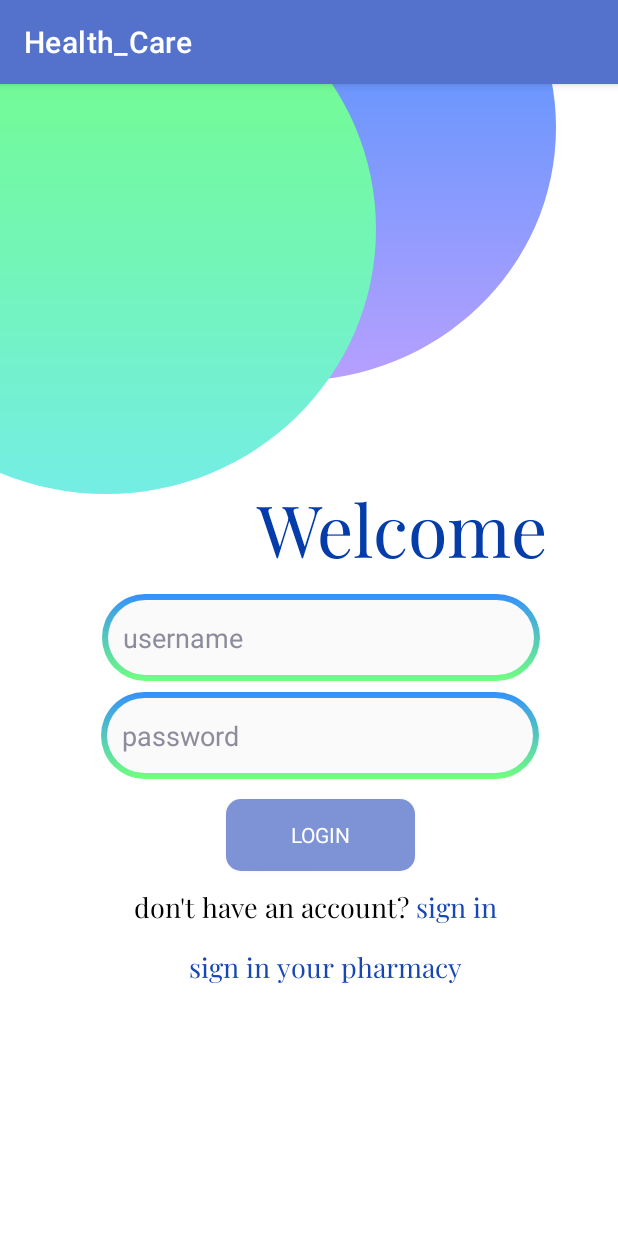
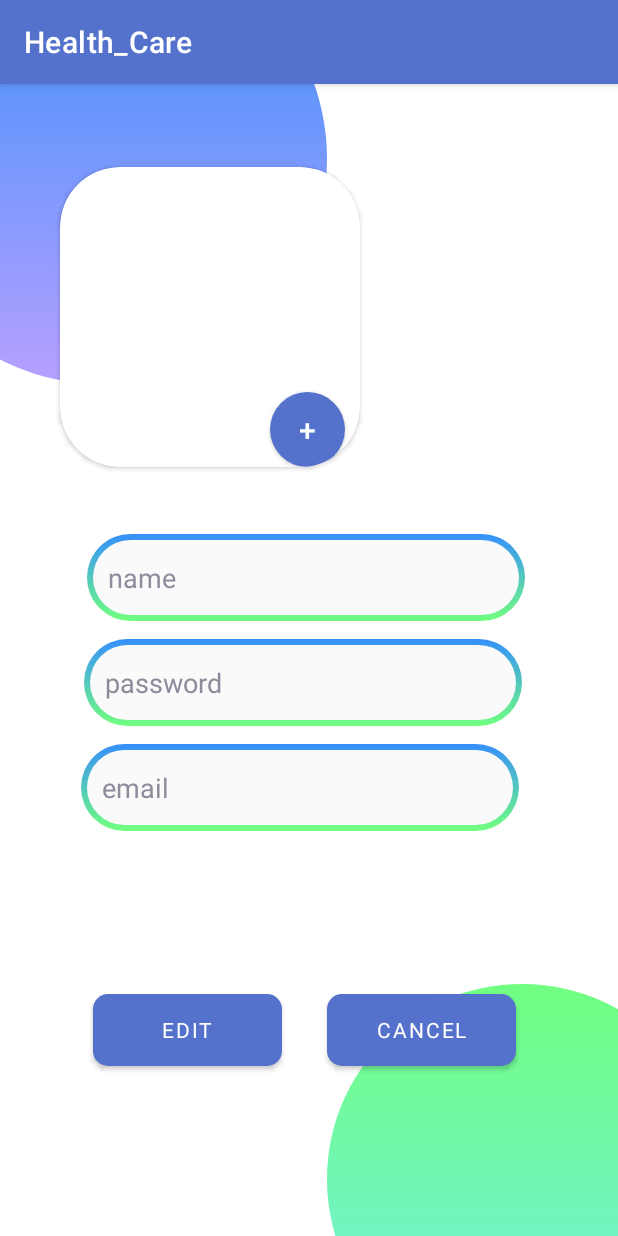
Before and after one commit to mohammadhnz/Health-care, an Android app: the screen it shows after launch (LoginPage before the commit, UserSettingPage after it), on a phone screen of 412 x 824 dp. Run offline under Robolectric (Android 15) with nearby library versions, the phone set to English and light mode, and no system bars; Roboto replaces fonts that are not available here; 1 statement that could not run was skipped.

```diff
--- a/app/build.gradle
+++ b/app/build.gradle
@@ -39,6 +39,7 @@ dependencies {
     implementation 'androidx.lifecycle:lifecycle-livedata-ktx:2.5.0'
     implementation 'androidx.lifecycle:lifecycle-viewmodel-ktx:2.5.0'
     implementation 'androidx.legacy:legacy-support-v4:1.0.0'
+    implementation 'androidx.cardview:cardview:1.0.0'
     testImplementation 'junit:junit:4.13.2'
     androidTestImplementation 'androidx.test.ext:junit:1.1.3'
     androidTestImplementation 'androidx.test.espresso:espresso-core:3.4.0'
--- a/app/src/main/java/com/example/health_care/MainActivity.java
+++ b/app/src/main/java/com/example/health_care/MainActivity.java
@@ -14,6 +14,7 @@ import android.widget.TextView;
 
 import com.example.health_care.activities.LoginPage;
 import com.example.health_care.activities.SearchPage;
+import com.example.health_care.activities.UserSettingPage;
 import com.example.health_care.models.Customer;
 
 public class MainActivity extends AppCompatActivity {
@@ -36,7 +37,7 @@ public class MainActivity extends AppCompatActivity {
         final Runnable startFirstPage = new Runnable() {
             public void run() {
                 //Database.getInstance().retrieveAllData(getSharedPreferences(preferencesKey, Context.MODE_PRIVATE));
-                Intent intent = new Intent(MainActivity.this, LoginPage.class);
+                Intent intent = new Intent(MainActivity.this, UserSettingPage.class);
                 startActivity(intent);
                 finish();
             }
--- a/app/src/main/java/com/example/health_care/activities/SearchPharmacyFragPage.java
+++ b/app/src/main/java/com/example/health_care/activities/SearchPharmacyFragPage.java
@@ -114,6 +114,6 @@ public class SearchPharmacyFragPage extends Fragment implements SearchPharmacyRe
 
     @Override
     public void OnNoteListener(ImageView icon, TextView pharmacyName, int position) throws ParseException {
-
+        // TODO: go to pharmacy page
     }
 }
--- /dev/null
+++ b/app/src/main/java/com/example/health_care/activities/UserSettingPage.java
@@ -0,0 +1,219 @@
+package com.example.health_care.activities;
+
+import androidx.appcompat.app.AlertDialog;
+import androidx.appcompat.app.AppCompatActivity;
+
+import com.example.health_care.R;
+import com.example.health_care.controllers.UserController;
+import com.example.health_care.models.Customer;
+
+import android.Manifest;
+import android.annotation.SuppressLint;
+import android.app.Activity;
+import android.content.DialogInterface;
+import android.content.Intent;
+import android.database.Cursor;
+import android.graphics.Bitmap;
+import android.graphics.BitmapFactory;
+import android.net.Uri;
+import android.os.Bundle;
+import android.preference.PreferenceManager;
+import android.provider.MediaStore;
+import android.view.View;
+import android.widget.Button;
+import android.widget.EditText;
+import android.widget.ImageView;
+import android.widget.Toast;
+
+import java.io.BufferedInputStream;
+import java.io.BufferedOutputStream;
+import java.io.File;
+import java.io.FileInputStream;
+import java.io.FileNotFoundException;
+import java.io.FileOutputStream;
+import java.io.IOException;
+import java.io.InputStream;
+import java.net.URI;
+
+public class UserSettingPage extends AppCompatActivity {
+    String imgDecodableString;
+    Button addImageButton;
+    ImageView customerImage;
+    EditText editName;
+    EditText editPass;
+    EditText editEmail;
+    Button editBtn;
+    Button cancelBtn;
+    int SELECT_PICTURE = 200;
+    private static int RESULT_LOAD_IMG = 1;
+    ImageView testImg;
+    private String[] galleryPermissions = {Manifest.permission.READ_EXTERNAL_STORAGE, Manifest.permission.WRITE_EXTERNAL_STORAGE};
+
+    @Override
+    protected void onCreate(Bundle savedInstanceState) {
+        super.onCreate(savedInstanceState);
+        setContentView(R.layout.activity_user_setting_page);
+
+        addImageButton = findViewById(R.id.user_add_image_button);
+        customerImage = findViewById(R.id.user_image_setting);
+        editName = findViewById(R.id.edit_name);
+        editPass = findViewById(R.id.edit_password);
+        editEmail = findViewById(R.id.edit_email);
+        editBtn = findViewById(R.id.edit_btn);
+        testImg = findViewById(R.id.test_img);
+        cancelBtn = findViewById(R.id.cancel_btn);
+
+        Customer customerWithPrev = (Customer) UserController.getInstance().getCurrentUser();
+
+        editBtn.setOnClickListener(new View.OnClickListener() {
+            @Override
+            public void onClick(View view) {
+                AlertDialog.Builder alertSubmit = new AlertDialog.Builder(UserSettingPage.this);
+                alertSubmit.setTitle("Editing Personal Info");
+                alertSubmit.setMessage("Are you sure you want to apply changes?");
+                alertSubmit.setPositiveButton("Yes", new DialogInterface.OnClickListener() {
+                    @Override
+                    public void onClick(DialogInterface dialogInterface, int i) {
+                        boolean t = false;
+                        if (!editName.getText().toString().isEmpty()) {
+                            customerWithPrev.setFirstName(editName.getText().toString());
+                            t = true;
+                        }
+                        if (!editPass.getText().toString().isEmpty()) {
+                            customerWithPrev.setPassword(editPass.getText().toString());
+                            t = true;
+                        }
+                        if (!editEmail.getText().toString().isEmpty()) {
+                            customerWithPrev.setEmail(editEmail.getText().toString());
+                            t = true;
+                        } else {
+                            Toast.makeText(UserSettingPage.this, "No Changes Were Made", Toast.LENGTH_LONG).show();
+                        }
+                        if (t) {
+                            Toast.makeText(UserSettingPage.this, "changes applied", Toast.LENGTH_LONG).show();
+                        }
+                    }
+                });
+                alertSubmit.setNegativeButton("No", new DialogInterface.OnClickListener() {
+                    @Override
+                    public void onClick(DialogInterface dialogInterface, int i) {
+                        Toast toast = Toast.makeText(UserSettingPage.this, "No Changes Were Made", Toast.LENGTH_LONG);
+                        toast.show();
+                    }
+                });
+                alertSubmit.show();
+
+
+            }
+        });
+
+        addImageButton.setOnClickListener(new View.OnClickListener() {
+            @Override
+            public void onClick(View view) {
+
+                Intent photoPickerIntent = new Intent(Intent.ACTION_PICK);
+                photoPickerIntent.setType("image/*");
+                startActivityForResult(Intent.createChooser(photoPickerIntent, "Select Picture"), SELECT_PICTURE);
+//                Intent galleryIntent = new Intent(Intent.ACTION_PICK,
+//                        android.provider.MediaStore.Images.Media.EXTERNAL_CONTENT_URI);
+//                // Start the Intent
+//                startActivityForResult(galleryIntent, RESULT_LOAD_IMG);
+            }
+        });
+
+    }
+
+//    @Override
+//    protected void onActivityResult(int reqCode, int resultCode, Intent data) {
+//        super.onActivityResult(reqCode, resultCode, data);
+//
+//
+//        if (resultCode == RESULT_OK) {
+//            //                // Get the url of the image from data
+//            Uri selectedImageUri = data.getData();
+//            if (null != selectedImageUri) {
+//                // update the preview image in the layout
+//                //customerImage.setImageURI(selectedImageUri);
+//
+//                String[] filePathColumn = { MediaStore.Images.Media.DATA };
+//
+//                Cursor cursor = getContentResolver().query(selectedImageUri,
+//                        filePathColumn, null, null, null);
+//                cursor.moveToFirst();
+//
+//                int columnIndex = cursor.getColumnIndex(filePathColumn[0]);
+//                String picturePath = cursor.getString(columnIndex);
+//                PreferenceManager.getDefaultSharedPreferences(this).edit().putString("picturePath", picturePath).commit();
+//                cursor.close();
+//
+//                customerImage.setImageBitmap(BitmapFactory.decodeFile(picturePath));
+//            }
+//
+//        }else {
+//            Toast.makeText(UserSettingPage.this, "You haven't picked Image",Toast.LENGTH_LONG).show();
+//        }
+//    }
+
+
+    @SuppressLint("SdCardPath")
+    @Override
+    protected void onActivityResult(int requestCode, int resultCode, Intent data) {
+        super.onActivityResult(requestCode, resultCode, data);
+        try {
+            // When an Image is picked
+            if (resultCode == RESULT_OK) {
+                // Get the Image from data
+
+                Uri selectedImage = data.getData();
+                String[] filePathColumn = { MediaStore.Images.Media.DATA };
+
+                // Get the cursor
+                Cursor cursor = getContentResolver().query(selectedImage,
+                        filePathColumn, null, null, null);
+                // Move to first row
+                cursor.moveToFirst();
+
+                int columnIndex = cursor.getColumnIndex(filePathColumn[0]);
+                imgDecodableString = cursor.getString(columnIndex);
+
+
+
+                String picturePath = cursor.getString(columnIndex);
+                PreferenceManager.getDefaultSharedPreferences(this).edit().putString("/sdcard/Images/test_image.jpg", picturePath).commit();
+                cursor.close();
+
+                ImageView imgView = (ImageView) findViewById(R.id.user_image_setting);
+                imgView.setImageURI(selectedImage);
+                // Set the Image in ImageView after decoding the String
+//                imgView.setImageBitmap(BitmapFactory
+//                        .decodeFile(imgDecodableString));
+
+            } else {
+                Toast.makeText(this, "You haven't picked Image",
+                        Toast.LENGTH_LONG).show();
+            }
+        } catch (Exception e) {
+            Toast.makeText(this, "Something went wrong", Toast.LENGTH_LONG)
+                    .show();
+        }
+
+        testload();
+
+    }
+
+    private void testload() {
+        @SuppressLint("SdCardPath") File imgFile = new  File(imgDecodableString);
+
+        if(imgFile.exists()){
+
+            Bitmap myBitmap = BitmapFactory.decodeFile(imgFile.getAbsolutePath());
+
+            ImageView myImage = (ImageView) findViewById(R.id.test_img);
+
+            myImage.setImageBitmap(myBitmap);
+
+        }
+    }
+
+
+}
--- a/app/src/main/java/com/example/health_care/adapters/CustomerMainPageDrugAdapter.java
+++ b/app/src/main/java/com/example/health_care/adapters/CustomerMainPageDrugAdapter.java
@@ -25,8 +25,7 @@ public class CustomerMainPageDrugAdapter extends RecyclerView.Adapter<CustomerMa
     ArrayList<Drug> drugs;
     private LayoutInflater inflater;
     OnNoteListenerDrug onNoteListener;
-    boolean showPharmacy = true;
-    private int textSize;
+
 
     public CustomerMainPageDrugAdapter(Context context, ArrayList<Drug> drugs, OnNoteListenerDrug onNoteListener) {
         this.drugs = drugs;
--- a/app/src/main/java/com/example/health_care/models/Pharmacy.java
+++ b/app/src/main/java/com/example/health_care/models/Pharmacy.java
@@ -119,8 +119,8 @@ public class Pharmacy {
         return null;
     }
 
-    public void addDrugToPharmacy(String id, String name, double price, String description){
-        drugs.add(new Drug(id, name, price, description));
+    public void addDrugToPharmacy(Drug drug){
+        drugs.add(drug);
     }
 
 }
--- a/app/src/main/java/com/example/health_care/models/PharmacyAdmin.java
+++ b/app/src/main/java/com/example/health_care/models/PharmacyAdmin.java
@@ -29,6 +29,6 @@ public class PharmacyAdmin extends User{
     }
 
     public void addDrugToPharmacy(String id, String name, double price, String description){
-        pharmacy.addDrugToPharmacy(id,name,price,description);
+        pharmacy.addDrugToPharmacy(new Drug(id,name, price, description));
     }
 }
--- a/app/src/main/res/drawable/recycler_item_back2.xml
+++ b/app/src/main/res/drawable/recycler_item_back2.xml
@@ -2,7 +2,7 @@
 <layer-list xmlns:android="http://schemas.android.com/apk/res/android">
     <item>
         <shape android:shape="rectangle">
-            <solid android:color="#C178B6FF" />
+            <solid android:color="#787AFF" />
             <corners android:topLeftRadius="30dp"
                 android:topRightRadius="30dp"
                 android:bottomRightRadius="30dp"
--- /dev/null
+++ b/app/src/main/res/layout/activity_user_setting_page.xml
@@ -0,0 +1,137 @@
+<?xml version="1.0" encoding="utf-8"?>
+<LinearLayout xmlns:android="http://schemas.android.com/apk/res/android"
+    xmlns:app="http://schemas.android.com/apk/res-auto"
+    xmlns:tools="http://schemas.android.com/tools"
+    android:layout_width="match_parent"
+    android:layout_height="match_parent"
+    android:background="#FFFFFF"
+    tools:context=".activities.UserSettingPage">
+
+
+    <androidx.cardview.widget.CardView
+        android:id="@+id/view2"
+        android:layout_width="200dp"
+        android:layout_height="200dp"
+        android:layout_marginStart="40dp"
+        android:layout_marginTop="55dp"
+        android:layout_marginEnd="178dp"
+        android:layout_marginBottom="494dp"
+        android:elevation="12dp"
+        android:innerRadius="0dp"
+        android:shape="ring"
+        android:thicknessRatio="1.9"
+        app:cardCornerRadius="40dp"
+        tools:ignore="MissingConstraints"
+        tools:layout_editor_absoluteX="48dp"
+        tools:layout_editor_absoluteY="33dp">
+
+        <Button
+            android:id="@+id/user_add_image_button"
+            android:layout_width="50dp"
+            android:layout_height="50dp"
+            android:layout_marginTop="150dp"
+            android:layout_marginEnd="154dp"
+            android:layout_marginStart="140dp"
+            android:background="@drawable/recycler_item_back2"
+            android:text="+"
+            android:textSize="20dp"
+            app:layout_constraintEnd_toEndOf="parent"
+            app:layout_constraintTop_toTopOf="parent"
+            tools:ignore="MissingConstraints" />
+
+        <ImageView
+            android:id="@+id/user_image_setting"
+            android:layout_width="match_parent"
+            android:layout_height="match_parent"
+            android:layout_marginTop="0dp"
+            android:layout_marginEnd="0dp"
+            android:layout_marginBottom="0dp"
+            tools:srcCompat="@tools:sample/avatars" />
+    </androidx.cardview.widget.CardView>
+
+    <View
+        android:layout_width="300dp"
+        android:layout_height="300dp"
+        android:layout_marginStart="-500dp"
+        android:layout_marginTop="-100dp"
+        android:layout_marginEnd="300dp"
+        android:layout_marginBottom="140dp"
+        android:background="@drawable/circle2" />
+
+    <View
+        android:layout_width="260dp"
+        android:layout_height="260dp"
+        android:layout_marginStart="-300dp"
+        android:layout_marginTop="600dp"
+        android:background="@drawable/circle" />
+
+
+    <EditText
+        android:id="@+id/edit_name"
+        android:layout_width="292dp"
+        android:layout_height="wrap_content"
+        android:layout_marginTop="300dp"
+        android:layout_marginStart="-420dp"
+        android:layout_marginEnd="61dp"
+        android:background="@drawable/text_back_3"
+        android:hint="name"
+        android:textAlignment="textStart"
+        android:textColor="#204A7B"
+        android:textColorHint="#8C8C9C" />
+
+    <EditText
+        android:id="@+id/edit_password"
+        android:layout_width="292dp"
+        android:layout_height="wrap_content"
+        android:layout_marginTop="370dp"
+        android:layout_marginStart="-355dp"
+        android:layout_marginEnd="61dp"
+        android:background="@drawable/text_back_3"
+        android:hint="password"
+        android:textAlignment="textStart"
+        android:textColor="#204A7B"
+        android:textColorHint="#8C8C9C" />
+
+    <EditText
+        android:id="@+id/edit_email"
+        android:layout_width="292dp"
+        android:layout_height="wrap_content"
+        android:layout_marginTop="440dp"
+        android:layout_marginStart="-355dp"
+        android:layout_marginEnd="61dp"
+        android:background="@drawable/text_back_3"
+        android:hint="email"
+        android:textAlignment="textStart"
+        android:textColor="#204A7B"
+        android:textColorHint="#8C8C9C" />
+
+    <Button
+        android:id="@+id/edit_btn"
+        android:layout_width="126dp"
+        android:layout_height="48dp"
+        android:layout_marginStart="-345dp"
+        android:layout_marginTop="600dp"
+        android:background="@drawable/button_style"
+        android:fontFamily="sans-serif"
+        android:text="Edit" />
+
+    <Button
+        android:id="@+id/cancel_btn"
+        android:layout_width="126dp"
+        android:layout_height="48dp"
+        android:layout_marginStart="30dp"
+        android:layout_marginTop="600dp"
+        android:background="@drawable/button_style"
+        android:fontFamily="sans-serif"
+        android:text="Cancel" />
+
+    <ImageView
+        android:id="@+id/test_img"
+        android:layout_width="match_parent"
+        android:layout_height="match_parent"
+        android:layout_marginTop="0dp"
+        android:layout_marginEnd="0dp"
+        android:layout_marginBottom="0dp"
+        tools:srcCompat="@tools:sample/avatars" />
+
+</LinearLayout>
```
Also changed, not shown: app/src/main/AndroidManifest.xml (+13 -0 lines), app/src/main/java/com/example/health_care/activities/CustomerMainPage.java (+25 -2 lines), app/src/main/java/com/example/health_care/activities/DrugPage.java (+50 -20 lines), app/src/main/java/com/example/health_care/adapters/SearchPharmacyRecyclerAdapter.java (+8 -0 lines), app/src/main/res/layout/activity_drug_page.xml (+5 -4 lines).
